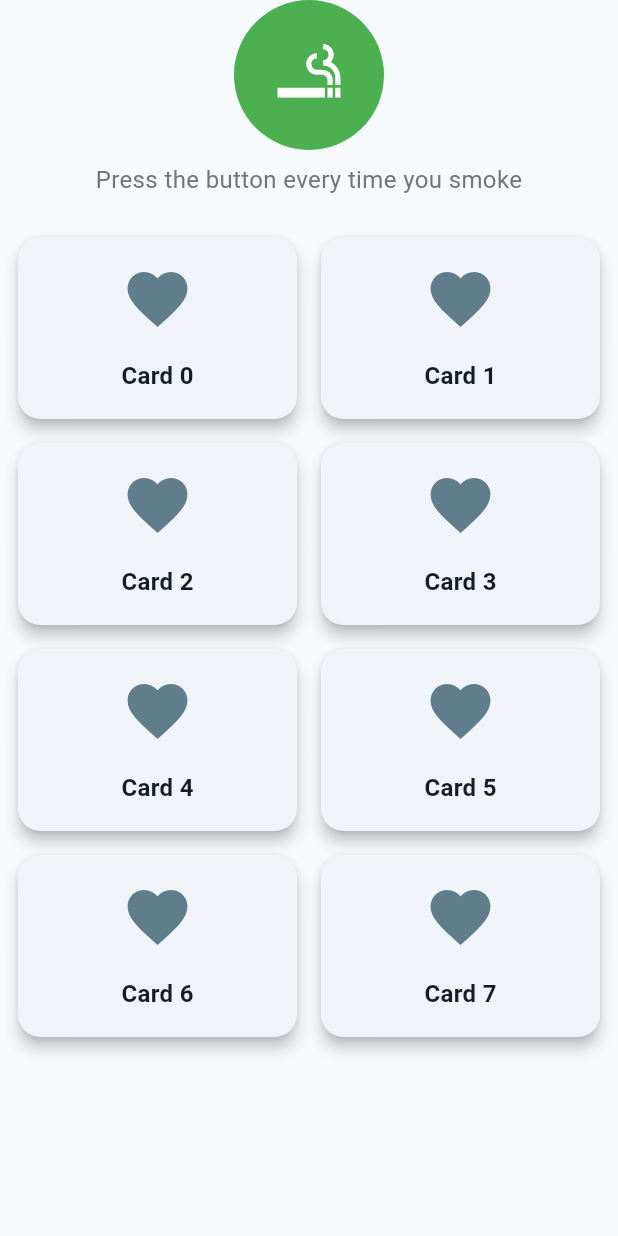
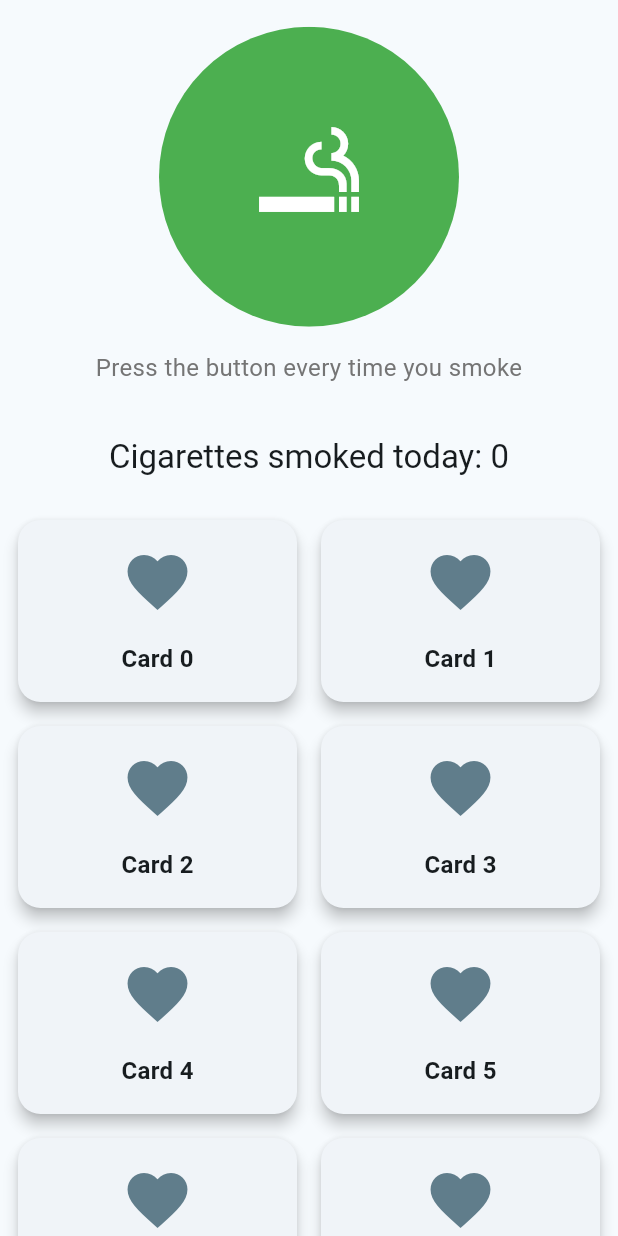
Before and after one commit to edoardop13/myquitbuddy, a Flutter app: the CigaretteTracker screen opened directly, on a phone screen of 412 x 824 dp. Run offline on Flutter 3.47's test engine with Material 3 defaults, Android fonts, the phone set to English and light mode, and no system bars; our stand-ins replace babstrap_settings_screen, dio, fl_chart, flutter_secure_storage, jwt_decoder, percent_indicator; missing offline and left inert: dio_cache_interceptor; accounts and stored records are empty.

Commit message:
Larger button and scrollable grid

```diff
--- a/lib/screens/home/cigaretteTracker.dart
+++ b/lib/screens/home/cigaretteTracker.dart
@@ -23,36 +23,52 @@ class _CigaretteTrackerState extends State<CigaretteTracker> {
       return Colors.orange;
     } else if (_cigaretteCount < 9) {
       return Colors.red;
-    } else
+    } else {
       return Colors.black;
+    }
   }
 
   @override
   Widget build(BuildContext context) {
     return Scaffold(
-      body: Center(
-        child: Column(
-          mainAxisAlignment: MainAxisAlignment.start,
+      body: Column(
         children: <Widget>[
-            CircularIconButton(
+          Expanded(
+            flex: 1,
+            child: Center(
+              child: CircularIconButton(
                 onPressed: _incrementCounter,
                 icon: const Icon(
                   Icons.smoking_rooms,
-                size: 50,
+                  size: 80,
                   color: Colors.white,
                 ),
-              size: 100,
+                size: 200,
                 backgroundColor: _getColor(),
               ),
-            const SizedBox(height: 15),
-            Expanded( // Use Expanded here
-              child: CardsGrid(), // Integrating the Grid here
+            ),
+          ),
+          Expanded(
+            flex: 2,
+            child: SingleChildScrollView(
+              child: Column(
+                children: <Widget>[
+                  Padding(
+                    padding: const EdgeInsets.all(16.0),
+                    child: Text(
+                      'Cigarettes smoked today: $_cigaretteCount',
+                      style: Theme.of(context).textTheme.titleLarge,  // Changed from headline6 to titleLarge
+                    ),
+                  ),
+                  CardsGrid(),
+                ],
+              ),
+            ),
           ),
         ],
       ),
-      ),
     );
-  } //build
+  }
 }
 
 class CircularIconButton extends StatelessWidget {
@@ -76,9 +92,9 @@ class CircularIconButton extends StatelessWidget {
       children: [
         ClipOval(
           child: Material(
-            color: backgroundColor, // Button color
+            color: backgroundColor,
             child: InkWell(
-              splashColor: Theme.of(context).primaryColorLight, // Splash color
+              splashColor: Theme.of(context).primaryColorLight,
               onTap: onPressed,
               child: SizedBox(
                 width: size,
@@ -90,7 +106,7 @@ class CircularIconButton extends StatelessWidget {
             ),
           ),
         ),
-        const SizedBox(height: 8.0), // Add some spacing
+        const SizedBox(height: 16.0),
         Text(
           'Press the button every time you smoke',
           textAlign: TextAlign.center,
```
Lines whose indentation alone changed are shown as unchanged.
